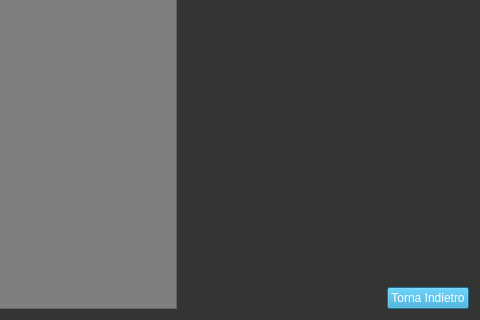
First picture: the form in Viste/Amministratore/GUI/cud_cliente.ui, repository GiulianiM/Noleggio, before the edit; both pictures show x 120 to 600 and y 280 to 600 of the 600 by 600 pixel window.
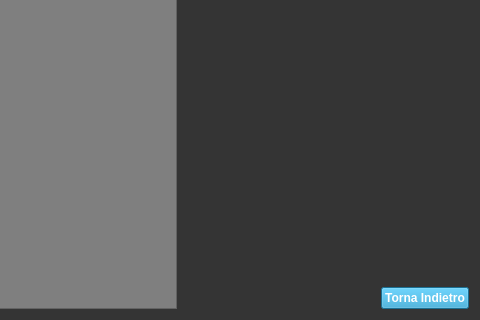
Second picture: the form after the edit. Icons and pictures are not drawn.

Patch:
```diff
--- a/Viste/Amministratore/GUI/cud_cliente.ui
+++ b/Viste/Amministratore/GUI/cud_cliente.ui
@@ -10,6 +10,12 @@
     <height>600</height>
    </rect>
   </property>
+  <property name="minimumSize">
+   <size>
+    <width>600</width>
+    <height>600</height>
+   </size>
+  </property>
   <property name="maximumSize">
    <size>
     <width>600</width>
@@ -170,6 +176,11 @@
          </item>
          <item>
           <widget class="QPushButton" name="back_button">
+           <property name="font">
+            <font>
+             <bold>true</bold>
+            </font>
+           </property>
            <property name="styleSheet">
             <string notr="true">font-size:20; color:white;background-color:rgb(38, 157, 206)
 </string>
```
